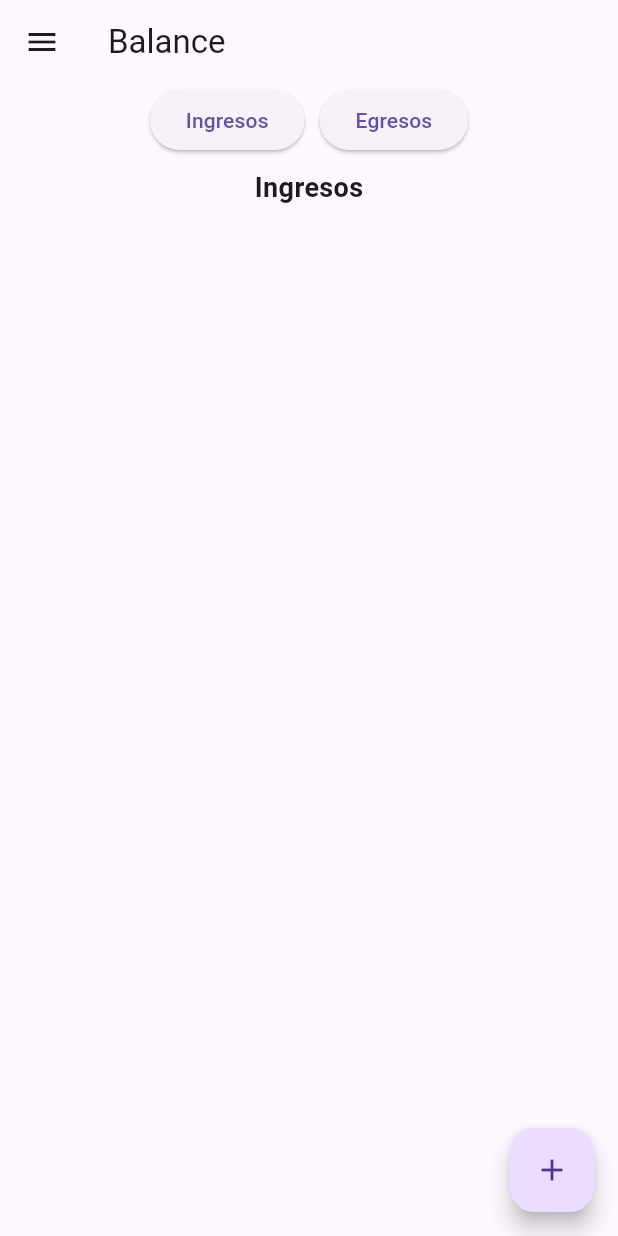
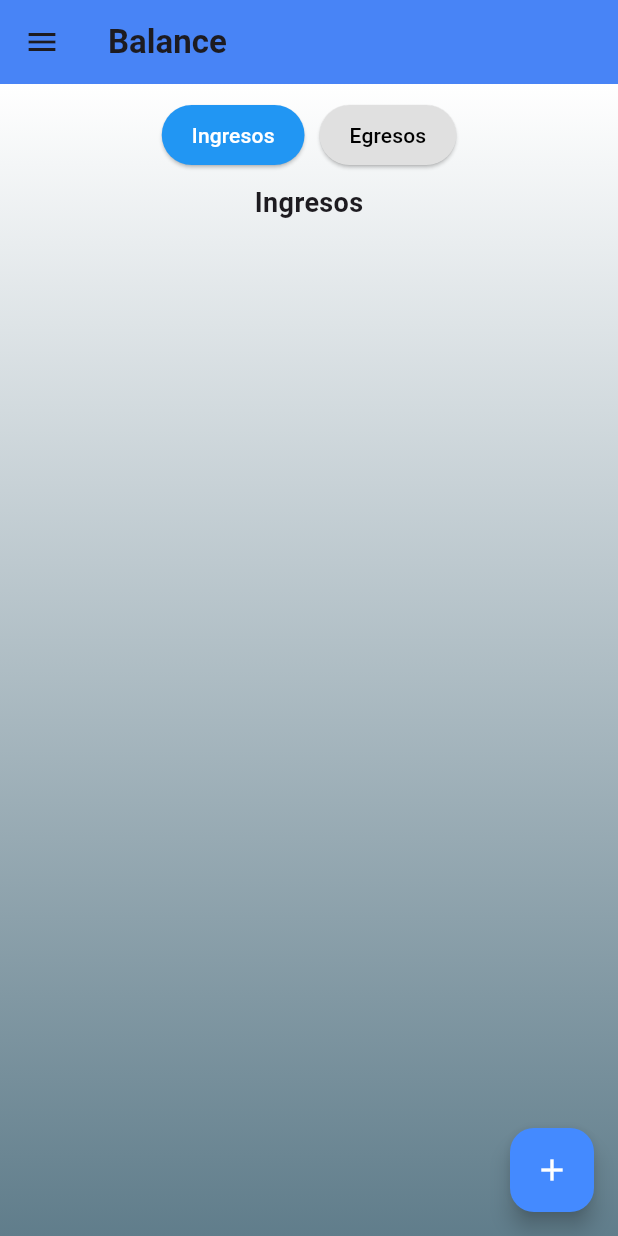
Before and after one commit to GabrielElias18/Flutter, a Flutter app: the BalanceScreen screen opened directly, on a phone screen of 412 x 824 dp. Run offline on Flutter 3.47's test engine with Material 3 defaults, Android fonts, the phone set to English and light mode, and no system bars.

Commit message:
Estilos de Balance

```diff
--- a/lib/screens/balance_screen.dart
+++ b/lib/screens/balance_screen.dart
@@ -16,7 +16,6 @@ class _BalanceScreenState extends State<BalanceScreen> {
   List<Map<String, dynamic>> egresos = [];
   bool mostrarIngresos = true;
 
-  // Usar los productos desde InventarioScreen
   final List<Map<String, dynamic>> productos = InventarioScreen().createState().productos;
 
   void agregarIngreso(Map<String, dynamic> ingreso) {
@@ -34,13 +33,30 @@ class _BalanceScreenState extends State<BalanceScreen> {
   @override
   Widget build(BuildContext context) {
     return Scaffold(
-      appBar: AppBar(title: const Text("Balance")),
+      appBar: AppBar(
+        title: const Text(
+          "Balance",
+          style: TextStyle(fontSize: 22, fontWeight: FontWeight.bold),
+        ),
+        backgroundColor: Colors.blueAccent,
+        elevation: 5,
+      ),
       drawer: const Sidebar(),
-      body: Column(
-        children: [
-          _buildBotonesSuperior(),
-          Expanded(child: mostrarIngresos ? _buildIngresos() : _buildEgresos()),
-        ],
+      body: Container(
+        padding: const EdgeInsets.all(10),
+        decoration: const BoxDecoration(
+          gradient: LinearGradient(
+            colors: [Colors.white, Colors.blueGrey],
+            begin: Alignment.topCenter,
+            end: Alignment.bottomCenter,
+          ),
+        ),
+        child: Column(
+          children: [
+            _buildBotonesSuperior(),
+            Expanded(child: mostrarIngresos ? _buildIngresos() : _buildEgresos()),
+          ],
+        ),
       ),
       floatingActionButton: FloatingActionButton(
         onPressed: () {
@@ -50,7 +66,8 @@ class _BalanceScreenState extends State<BalanceScreen> {
             _mostrarFormularioEgreso(context);
           }
         },
-        child: const Icon(Icons.add),
+        backgroundColor: Colors.blueAccent,
+        child: const Icon(Icons.add, color: Colors.white),
       ),
     );
   }
@@ -61,11 +78,21 @@ class _BalanceScreenState extends State<BalanceScreen> {
       children: [
         ElevatedButton(
           onPressed: () => setState(() => mostrarIngresos = true),
+          style: ElevatedButton.styleFrom(
+            backgroundColor: mostrarIngresos ? Colors.blue : Colors.grey[300],
+            foregroundColor: mostrarIngresos ? Colors.white : Colors.black,
+            padding: const EdgeInsets.symmetric(horizontal: 20, vertical: 10),
+          ),
           child: const Text("Ingresos"),
         ),
         const SizedBox(width: 10),
         ElevatedButton(
           onPressed: () => setState(() => mostrarIngresos = false),
+          style: ElevatedButton.styleFrom(
+            backgroundColor: !mostrarIngresos ? Colors.blue : Colors.grey[300],
+            foregroundColor: !mostrarIngresos ? Colors.white : Colors.black,
+            padding: const EdgeInsets.symmetric(horizontal: 20, vertical: 10),
+          ),
           child: const Text("Egresos"),
         ),
       ],
@@ -84,9 +111,21 @@ class _BalanceScreenState extends State<BalanceScreen> {
             itemCount: ingresos.length,
             itemBuilder: (context, index) {
               final ingreso = ingresos[index];
-              return ListTile(
-                title: Text(ingreso["producto"]),
-                subtitle: Text("Cantidad: ${ingreso["cantidad"]} - Total: \$${ingreso["total"]}"),
+              return Card(
+                elevation: 3,
+                margin: const EdgeInsets.symmetric(horizontal: 10, vertical: 5),
+                child: ListTile(
+                  contentPadding: const EdgeInsets.symmetric(horizontal: 16, vertical: 10),
+                  title: Text(
+                    ingreso["producto"],
+                    style: const TextStyle(fontWeight: FontWeight.bold),
+                  ),
+                  subtitle: Text(
+                    "Cantidad: ${ingreso["cantidad"]} - Total: \$${ingreso["total"]}",
+                    style: TextStyle(color: Colors.grey[600]),
+                  ),
+                  leading: const Icon(Icons.attach_money, color: Colors.green),
+                ),
               );
             },
           ),
@@ -107,9 +146,21 @@ class _BalanceScreenState extends State<BalanceScreen> {
             itemCount: egresos.length,
             itemBuilder: (context, index) {
               final egreso = egresos[index];
-              return ListTile(
-                title: Text(egreso["producto"]),
-                subtitle: Text("Cantidad: ${egreso["cantidad"]} - Total: \$${egreso["total"]}"),
+              return Card(
+                elevation: 3,
+                margin: const EdgeInsets.symmetric(horizontal: 10, vertical: 5),
+                child: ListTile(
+                  contentPadding: const EdgeInsets.symmetric(horizontal: 16, vertical: 10),
+                  title: Text(
+                    egreso["producto"],
+                    style: const TextStyle(fontWeight: FontWeight.bold),
+                  ),
+                  subtitle: Text(
+                    "Cantidad: ${egreso["cantidad"]} - Total: \$${egreso["total"]}",
+                    style: TextStyle(color: Colors.grey[600]),
+                  ),
+                  leading: const Icon(Icons.money_off, color: Colors.red),
+                ),
               );
             },
           ),
```
